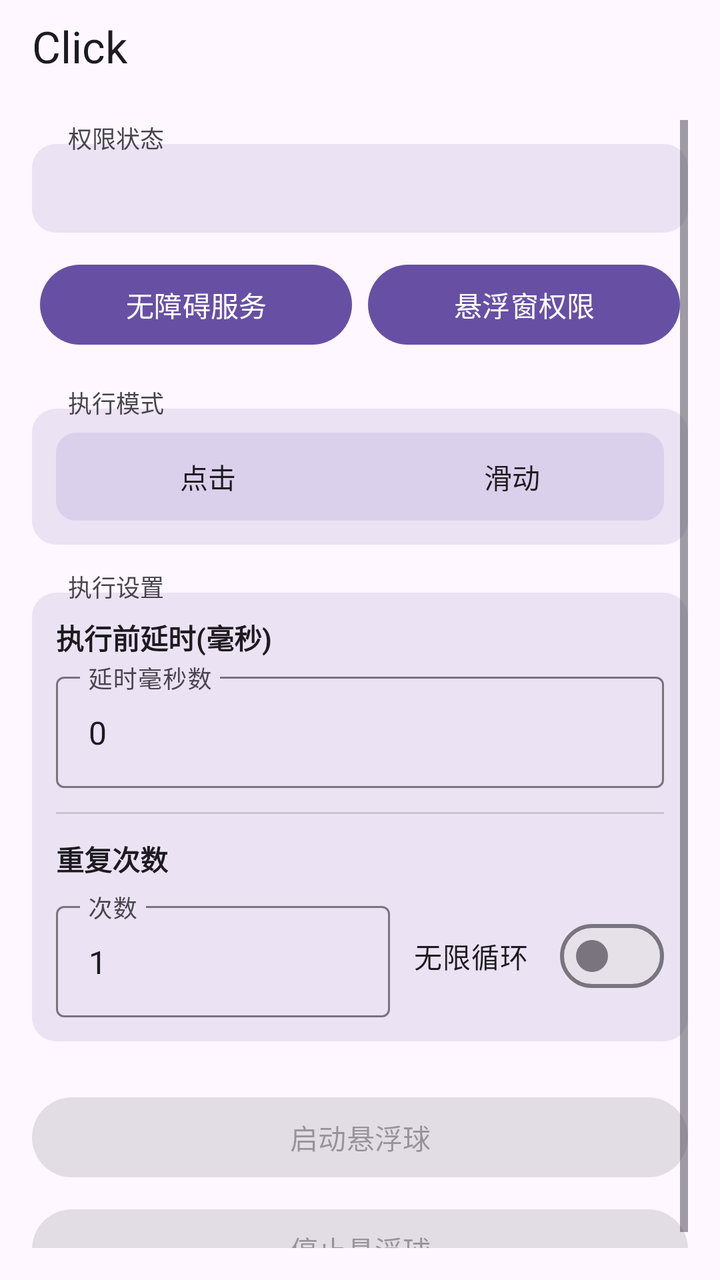
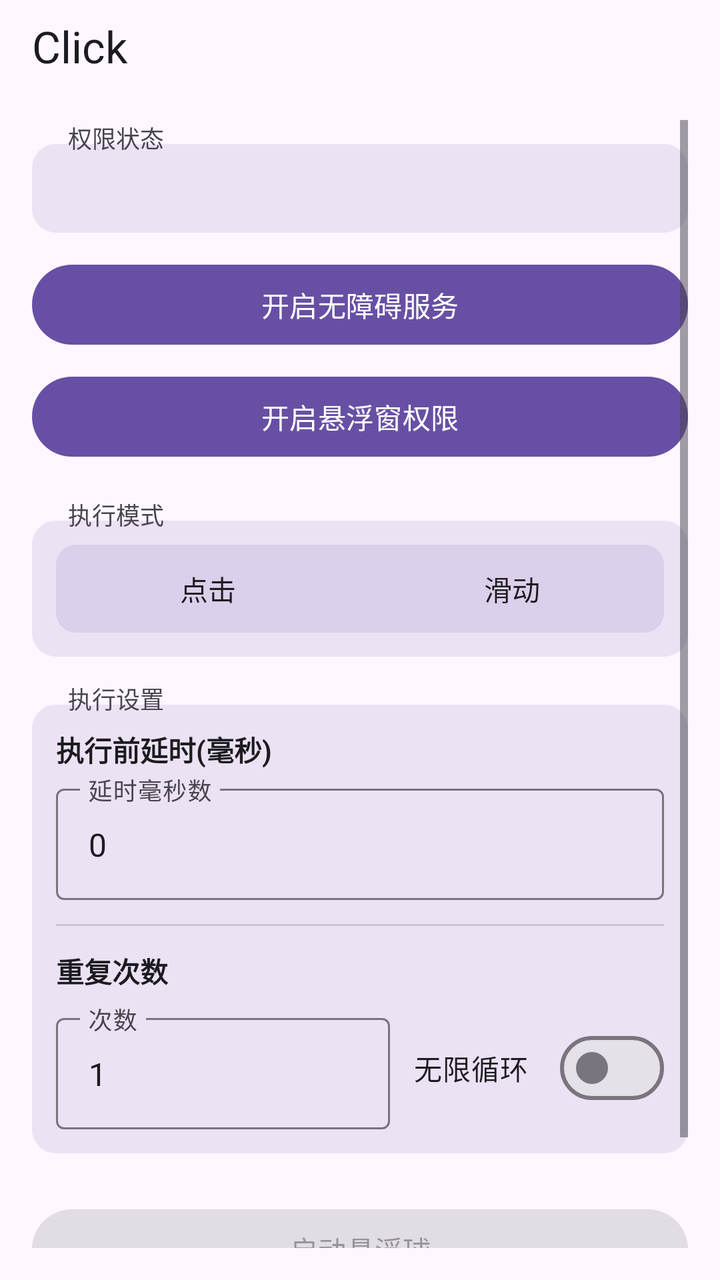

Compare the two renders of this Android layout. The source of the first and the diff that turns it into the second are given below.
<!-- AndroidManifest.xml: activity theme Theme.Click -->
<!-- res/layout/activity_main.xml -->
<?xml version="1.0" encoding="utf-8"?>
<LinearLayout xmlns:android="http://schemas.android.com/apk/res/android"
    xmlns:app="http://schemas.android.com/apk/res-auto"
    android:layout_width="match_parent"
    android:layout_height="match_parent"
    android:orientation="vertical">

    <com.google.android.material.appbar.MaterialToolbar
        android:id="@+id/toolbar"
        android:layout_width="match_parent"
        android:layout_height="44dp"
        android:minHeight="44dp"
        android:paddingTop="2dp"
        android:background="?attr/colorSurface"
        app:title="Click"
        app:titleTextColor="?attr/colorOnSurface" />

    <ScrollView
        android:layout_width="match_parent"
        android:layout_height="0dp"
        android:layout_weight="1"
        android:padding="16dp">

        <LinearLayout
            android:layout_width="match_parent"
            android:layout_height="wrap_content"
            android:orientation="vertical">

            
            <TextView
                android:layout_width="wrap_content"
                android:layout_height="wrap_content"
                android:text="权限状态"
                android:textSize="12sp"
                android:textColor="?attr/colorOnSurfaceVariant"
                android:background="@android:color/transparent"
                android:paddingHorizontal="6dp"
                android:layout_marginStart="12dp"
                android:layout_marginBottom="-6dp"
                android:elevation="2dp" />

            
            <LinearLayout
                android:layout_width="match_parent"
                android:layout_height="wrap_content"
                android:orientation="vertical"
                android:background="@drawable/section_border"
                android:padding="12dp">

                <TextView
                    android:id="@+id/statusText"
                    android:layout_width="match_parent"
                    android:layout_height="wrap_content"
                    android:gravity="start"
                    android:textSize="15sp"
                    android:textStyle="bold"
                    android:textColor="?attr/colorOnSurface" />
            </LinearLayout>

            <LinearLayout
                android:layout_width="match_parent"
                android:layout_height="wrap_content"
                android:layout_marginTop="12dp"
                android:layout_marginHorizontal="4dp"
                android:orientation="horizontal">

                <Button
                    android:id="@+id/btnEnableService"
                    android:layout_width="0dp"
                    android:layout_height="wrap_content"
                    android:layout_weight="1"
                    android:layout_marginEnd="4dp"
                    android:text="无障碍服务" />

                <Button
                    android:id="@+id/btnEnableOverlay"
                    android:layout_width="0dp"
                    android:layout_height="wrap_content"
                    android:layout_weight="1"
                    android:layout_marginStart="4dp"
                    android:text="悬浮窗权限" />
            </LinearLayout>

            
            <TextView
                android:layout_width="wrap_content"
                android:layout_height="wrap_content"
                android:layout_marginTop="16dp"
                android:text="执行模式"
                android:textSize="12sp"
                android:textColor="?attr/colorOnSurfaceVariant"
                android:background="@android:color/transparent"
                android:paddingHorizontal="6dp"
                android:layout_marginStart="12dp"
                android:layout_marginBottom="-6dp"
                android:elevation="2dp" />

            
            <LinearLayout
                android:layout_width="match_parent"
                android:layout_height="wrap_content"
                android:orientation="vertical"
                android:background="@drawable/section_border"
                android:padding="12dp">

                
                <FrameLayout
                    android:layout_width="match_parent"
                    android:layout_height="44dp"
                    android:background="@drawable/segment_bg">

                    
                    <View
                        android:id="@+id/modeIndicator"
                        android:layout_width="0dp"
                        android:layout_height="36dp"
                        android:layout_gravity="center_vertical"
                        android:layout_marginStart="4dp"
                        android:background="@drawable/segment_selected" />

                    <LinearLayout
                        android:layout_width="match_parent"
                        android:layout_height="match_parent"
                        android:orientation="horizontal">

                        <TextView
                            android:id="@+id/radioClick"
                            android:layout_width="0dp"
                            android:layout_height="match_parent"
                            android:layout_weight="1"
                            android:gravity="center"
                            android:text="点击"
                            android:textSize="14sp"
                            android:textColor="@color/segment_text_selector"
                            android:clickable="true"
                            android:focusable="true" />

                        <TextView
                            android:id="@+id/radioSwipe"
                            android:layout_width="0dp"
                            android:layout_height="match_parent"
                            android:layout_weight="1"
                            android:gravity="center"
                            android:text="滑动"
                            android:textSize="14sp"
                            android:textColor="@color/segment_text_selector"
                            android:clickable="true"
                            android:focusable="true" />
                    </LinearLayout>
                </FrameLayout>

                <LinearLayout
                    android:id="@+id/swipeParams"
                    android:layout_width="match_parent"
                    android:layout_height="wrap_content"
                    android:orientation="vertical"
                    android:visibility="gone"
                    android:layout_marginTop="12dp">

                    <View
                        android:layout_width="match_parent"
                        android:layout_height="1dp"
                        android:background="?attr/colorOutlineVariant" />

                    <TextView
                        android:layout_width="wrap_content"
                        android:layout_height="wrap_content"
                        android:layout_marginTop="12dp"
                        android:text="滑动方式"
                        android:textSize="13sp"
                        android:textStyle="bold"
                        android:textColor="?attr/colorOnSurface" />

                    
                    <FrameLayout
                        android:layout_width="match_parent"
                        android:layout_height="44dp"
                        android:layout_marginTop="8dp"
                        android:background="@drawable/segment_bg">

                        <View
                            android:id="@+id/swipeMethodIndicator"
                            android:layout_width="0dp"
                            android:layout_height="36dp"
                            android:layout_gravity="center_vertical"
                            android:layout_marginStart="4dp"
                            android:background="@drawable/segment_selected" />

                        <LinearLayout
                            android:layout_width="match_parent"
                            android:layout_height="match_parent"
                            android:orientation="horizontal">

                            <TextView
                                android:id="@+id/radioSwipeManual"
                                android:layout_width="0dp"
                                android:layout_height="match_parent"
                                android:layout_weight="1"
                                android:gravity="center"
                                android:text="手动参数"
                                android:textSize="14sp"
                                android:textColor="@color/segment_text_selector"
                                android:clickable="true"
                                android:focusable="true" />

                            <TextView
                                android:id="@+id/radioSwipeGesture"
                                android:layout_width="0dp"
                                android:layout_height="match_parent"
                                android:layout_weight="1"
                                android:gravity="center"
                                android:text="手势录制"
                                android:textSize="14sp"
                                android:textColor="@color/segment_text_selector"
                                android:clickable="true"
                                android:focusable="true" />
                        </LinearLayout>
                    </FrameLayout>

                    <LinearLayout
                        android:id="@+id/manualSwipeParams"
                        android:layout_width="match_parent"
                        android:layout_height="wrap_content"
                        android:orientation="vertical"
                        android:layout_marginTop="12dp">

                        <TextView
                            android:layout_width="wrap_content"
                            android:layout_height="wrap_content"
                            android:text="起点"
                            android:textSize="13sp"
                            android:textColor="?attr/colorPrimary" />

                        <LinearLayout
                            android:layout_width="match_parent"
                            android:layout_height="wrap_content"
                            android:layout_marginTop="4dp"
                            android:orientation="horizontal">

                            <com.google.android.material.textfield.TextInputLayout
                                android:layout_width="0dp"
                                android:layout_height="wrap_content"
                                android:layout_weight="1"
                                android:layout_marginEnd="4dp"
                                android:hint="起点 X (横向坐标)"
                                style="@style/Widget.Material3.TextInputLayout.OutlinedBox">

                                <com.google.android.material.textfield.TextInputEditText
                                    android:id="@+id/inputSwipeX1"
                                    android:layout_width="match_parent"
                                    android:layout_height="wrap_content"
                                    android:inputType="numberDecimal" />
                            </com.google.android.material.textfield.TextInputLayout>

                            <com.google.android.material.textfield.TextInputLayout
                                android:layout_width="0dp"
                                android:layout_height="wrap_content"
                                android:layout_weight="1"
                                android:layout_marginStart="4dp"
                                android:hint="起点 Y (纵向坐标)"
                                style="@style/Widget.Material3.TextInputLayout.OutlinedBox">

                                <com.google.android.material.textfield.TextInputEditText
                                    android:id="@+id/inputSwipeY1"
                                    android:layout_width="match_parent"
                                    android:layout_height="wrap_content"
                                    android:inputType="numberDecimal" />
                            </com.google.android.material.textfield.TextInputLayout>
                        </LinearLayout>

                        <TextView
                            android:layout_width="wrap_content"
                            android:layout_height="wrap_content"
                            android:layout_marginTop="8dp"
                            android:text="终点"
                            android:textSize="13sp"
                            android:textColor="?attr/colorPrimary" />

                        <LinearLayout
                            android:layout_width="match_parent"
                            android:layout_height="wrap_content"
                            android:layout_marginTop="4dp"
                            android:orientation="horizontal">

                            <com.google.android.material.textfield.TextInputLayout
                                android:layout_width="0dp"
                                android:layout_height="wrap_content"
                                android:layout_weight="1"
                                android:layout_marginEnd="4dp"
                                android:hint="终点 X (横向坐标)"
                                style="@style/Widget.Material3.TextInputLayout.OutlinedBox">

                                <com.google.android.material.textfield.TextInputEditText
                                    android:id="@+id/inputSwipeX2"
                                    android:layout_width="match_parent"
                                    android:layout_height="wrap_content"
                                    android:inputType="numberDecimal" />
                            </com.google.android.material.textfield.TextInputLayout>

                            <com.google.android.material.textfield.TextInputLayout
                                android:layout_width="0dp"
                                android:layout_height="wrap_content"
                                android:layout_weight="1"
                                android:layout_marginStart="4dp"
                                android:hint="终点 Y (纵向坐标)"
                                style="@style/Widget.Material3.TextInputLayout.OutlinedBox">

                                <com.google.android.material.textfield.TextInputEditText
                                    android:id="@+id/inputSwipeY2"
                                    android:layout_width="match_parent"
                                    android:layout_height="wrap_content"
                                    android:inputType="numberDecimal" />
                            </com.google.android.material.textfield.TextInputLayout>
                        </LinearLayout>

                        <TextView
                            android:layout_width="wrap_content"
                            android:layout_height="wrap_content"
                            android:layout_marginTop="8dp"
                            android:text="时长"
                            android:textSize="13sp"
                            android:textColor="?attr/colorPrimary" />

                        <com.google.android.material.textfield.TextInputLayout
                            android:layout_width="match_parent"
                            android:layout_height="wrap_content"
                            android:layout_marginTop="4dp"
                            android:hint="滑动耗时(毫秒)"
                            style="@style/Widget.Material3.TextInputLayout.OutlinedBox">

                            <com.google.android.material.textfield.TextInputEditText
                                android:id="@+id/inputSwipeDuration"
                                android:layout_width="match_parent"
                                android:layout_height="wrap_content"
                                android:inputType="number" />
                        </com.google.android.material.textfield.TextInputLayout>
                    </LinearLayout>

                    <LinearLayout
                        android:id="@+id/gestureSwipeSection"
                        android:layout_width="match_parent"
                        android:layout_height="wrap_content"
                        android:orientation="vertical"
                        android:visibility="gone"
                        android:layout_marginTop="12dp">

                        <TextView
                            android:id="@+id/lblRecordedStatus"
                            android:layout_width="wrap_content"
                            android:layout_height="wrap_content"
                            android:text=""
                            android:textSize="13sp"
                            android:textColor="?attr/colorPrimary" />

                        <Button
                            android:id="@+id/btnRecordGesture"
                            android:layout_width="match_parent"
                            android:layout_height="wrap_content"
                            android:layout_marginTop="8dp"
                            android:text="录制手势 (在屏幕上滑动)" />
                    </LinearLayout>
                </LinearLayout>
            </LinearLayout>

            
            <TextView
                android:layout_width="wrap_content"
                android:layout_height="wrap_content"
                android:layout_marginTop="12dp"
                android:text="执行设置"
                android:textSize="12sp"
                android:textColor="?attr/colorOnSurfaceVariant"
                android:background="@android:color/transparent"
                android:paddingHorizontal="6dp"
                android:layout_marginStart="12dp"
                android:layout_marginBottom="-6dp"
                android:elevation="2dp" />

            
            <LinearLayout
                android:layout_width="match_parent"
                android:layout_height="wrap_content"
                android:orientation="vertical"
                android:background="@drawable/section_border"
                android:padding="12dp">

                <TextView
                    android:layout_width="wrap_content"
                    android:layout_height="wrap_content"
                    android:text="执行前延时(毫秒)"
                    android:textSize="14sp"
                    android:textStyle="bold"
                    android:textColor="?attr/colorOnSurface" />

                <com.google.android.material.textfield.TextInputLayout
                    android:layout_width="match_parent"
                    android:layout_height="wrap_content"
                    android:layout_marginTop="4dp"
                    android:hint="延时毫秒数"
                    style="@style/Widget.Material3.TextInputLayout.OutlinedBox">

                    <com.google.android.material.textfield.TextInputEditText
                        android:id="@+id/inputDelay"
                        android:layout_width="match_parent"
                        android:layout_height="wrap_content"
                        android:inputType="number"
                        android:text="0" />
                </com.google.android.material.textfield.TextInputLayout>

                <View
                    android:layout_width="match_parent"
                    android:layout_height="1dp"
                    android:layout_marginTop="12dp"
                    android:background="?attr/colorOutlineVariant" />

                <TextView
                    android:layout_width="wrap_content"
                    android:layout_height="wrap_content"
                    android:layout_marginTop="12dp"
                    android:text="重复次数"
                    android:textSize="14sp"
                    android:textStyle="bold"
                    android:textColor="?attr/colorOnSurface" />

                <LinearLayout
                    android:layout_width="match_parent"
                    android:layout_height="wrap_content"
                    android:layout_marginTop="8dp"
                    android:orientation="horizontal"
                    android:gravity="center_vertical">

                    <com.google.android.material.textfield.TextInputLayout
                        android:layout_width="0dp"
                        android:layout_height="wrap_content"
                        android:layout_weight="1"
                        android:hint="次数"
                        style="@style/Widget.Material3.TextInputLayout.OutlinedBox">

                        <com.google.android.material.textfield.TextInputEditText
                            android:id="@+id/inputRepeat"
                            android:layout_width="match_parent"
                            android:layout_height="wrap_content"
                            android:inputType="number"
                            android:text="1" />
                    </com.google.android.material.textfield.TextInputLayout>

                    <com.google.android.material.materialswitch.MaterialSwitch
                        android:id="@+id/checkInfinite"
                        android:layout_width="wrap_content"
                        android:layout_height="wrap_content"
                        android:layout_marginStart="12dp"
                        android:text="无限循环" />
                </LinearLayout>
            </LinearLayout>

            <FrameLayout
                android:layout_width="match_parent"
                android:layout_height="wrap_content"
                android:layout_marginTop="24dp">

                <Button
                    android:id="@+id/btnStartFloating"
                    android:layout_width="match_parent"
                    android:layout_height="wrap_content"
                    android:text="启动悬浮球"
                    android:enabled="false" />

                <View
                    android:id="@+id/btnStartOverlay"
                    android:layout_width="match_parent"
                    android:layout_height="match_parent"
                    android:background="@android:color/transparent"
                    android:clickable="true"
                    android:visibility="gone" />
            </FrameLayout>

            <Button
                android:id="@+id/btnStopFloating"
                android:layout_width="match_parent"
                android:layout_height="wrap_content"
                android:layout_marginTop="8dp"
                android:text="停止悬浮球"
                android:enabled="false" />

        </LinearLayout>
    </ScrollView>
</LinearLayout>
<!-- resources referenced by this layout -->
<resources>
  <!-- drawable section_border (drawable) -->
  <?xml version="1.0" encoding="utf-8"?>
  <shape xmlns:android="http://schemas.android.com/apk/res/android"
      android:shape="rectangle">
      <solid android:color="@color/section_background" />
      <corners android:radius="12dp" />
  </shape>
  <!-- drawable segment_bg (drawable) -->
  <?xml version="1.0" encoding="utf-8"?>
  <shape xmlns:android="http://schemas.android.com/apk/res/android"
      android:shape="rectangle">
      <solid android:color="#206750A4" />
      <corners android:radius="10dp" />
  </shape>
  <!-- drawable segment_selected (drawable) -->
  <?xml version="1.0" encoding="utf-8"?>
  <shape xmlns:android="http://schemas.android.com/apk/res/android"
      android:shape="rectangle">
      <solid android:color="@color/md_theme_primary" />
      <corners android:radius="8dp" />
  </shape>
  <style name="Theme.Click" parent="Theme.Material3.DayNight.NoActionBar">
          <item name="colorPrimary">@color/md_theme_primary</item>
          <item name="colorOnPrimary">@color/md_theme_onPrimary</item>
          <item name="colorPrimaryContainer">@color/md_theme_primaryContainer</item>
          <item name="colorOnPrimaryContainer">@color/md_theme_onPrimaryContainer</item>
          <item name="colorSecondary">@color/md_theme_secondary</item>
          <item name="colorOnSecondary">@color/md_theme_onSecondary</item>
          <item name="colorSecondaryContainer">@color/md_theme_secondaryContainer</item>
          <item name="colorOnSecondaryContainer">@color/md_theme_onSecondaryContainer</item>
          <item name="android:colorBackground">@color/md_theme_background</item>
          <item name="colorOnBackground">@color/md_theme_onBackground</item>
          <item name="colorSurface">@color/md_theme_surface</item>
          <item name="colorOnSurface">@color/md_theme_onSurface</item>
          <item name="colorSurfaceVariant">@color/md_theme_surfaceVariant</item>
          <item name="colorOnSurfaceVariant">@color/md_theme_onSurfaceVariant</item>
          <item name="colorOutline">@color/md_theme_outline</item>
          <item name="colorOutlineVariant">@color/md_theme_outlineVariant</item>
          <item name="android:statusBarColor">@color/md_theme_surface</item>
          <item name="android:navigationBarColor">@color/md_theme_surface</item>
          <item name="android:windowLightStatusBar">true</item>
          <item name="android:windowBackground">@color/md_theme_background</item>
          
          <item name="android:windowSplashScreenBackground">@color/md_theme_background</item>
          <item name="android:windowSplashScreenAnimatedIcon">@drawable/splash_icon</item>
      </style>
  <color name="section_background">#206750A4</color>
  <color name="md_theme_primary">#6750A4</color>
  <color name="md_theme_onPrimary">#FFFFFF</color>
  <color name="md_theme_primaryContainer">#EADDFF</color>
  <color name="md_theme_onPrimaryContainer">#21005D</color>
  <color name="md_theme_secondary">#625B71</color>
  <color name="md_theme_onSecondary">#FFFFFF</color>
  <color name="md_theme_secondaryContainer">#E8DEF8</color>
  <color name="md_theme_onSecondaryContainer">#1D192B</color>
  <color name="md_theme_background">#FEF7FF</color>
  <color name="md_theme_onBackground">#1D1B20</color>
  <color name="md_theme_surface">#FEF7FF</color>
  <color name="md_theme_onSurface">#1D1B20</color>
  <color name="md_theme_surfaceVariant">#E7E0EC</color>
  <color name="md_theme_onSurfaceVariant">#49454F</color>
  <color name="md_theme_outline">#79747E</color>
  <color name="md_theme_outlineVariant">#CAC4D0</color>
  <!-- drawable splash_icon: png bitmap (drawable, 131094 bytes) -->
</resources>

<!-- the commit's change to res/layout/activity_main.xml (unified diff, before → after) -->
@@ -57,29 +57,19 @@
                     android:textColor="?attr/colorOnSurface" />
             </LinearLayout>
 
-            <LinearLayout
+            <Button
+                android:id="@+id/btnEnableService"
                 android:layout_width="match_parent"
                 android:layout_height="wrap_content"
                 android:layout_marginTop="12dp"
-                android:layout_marginHorizontal="4dp"
-                android:orientation="horizontal">
-
-                <Button
-                    android:id="@+id/btnEnableService"
-                    android:layout_width="0dp"
-                    android:layout_height="wrap_content"
-                    android:layout_weight="1"
-                    android:layout_marginEnd="4dp"
-                    android:text="无障碍服务" />
-
-                <Button
-                    android:id="@+id/btnEnableOverlay"
-                    android:layout_width="0dp"
-                    android:layout_height="wrap_content"
-                    android:layout_weight="1"
-                    android:layout_marginStart="4dp"
-                    android:text="悬浮窗权限" />
-            </LinearLayout>
+                android:text="开启无障碍服务" />
+
+            <Button
+                android:id="@+id/btnEnableOverlay"
+                android:layout_width="match_parent"
+                android:layout_height="wrap_content"
+                android:layout_marginTop="8dp"
+                android:text="开启悬浮窗权限" />
 
             
             <TextView
